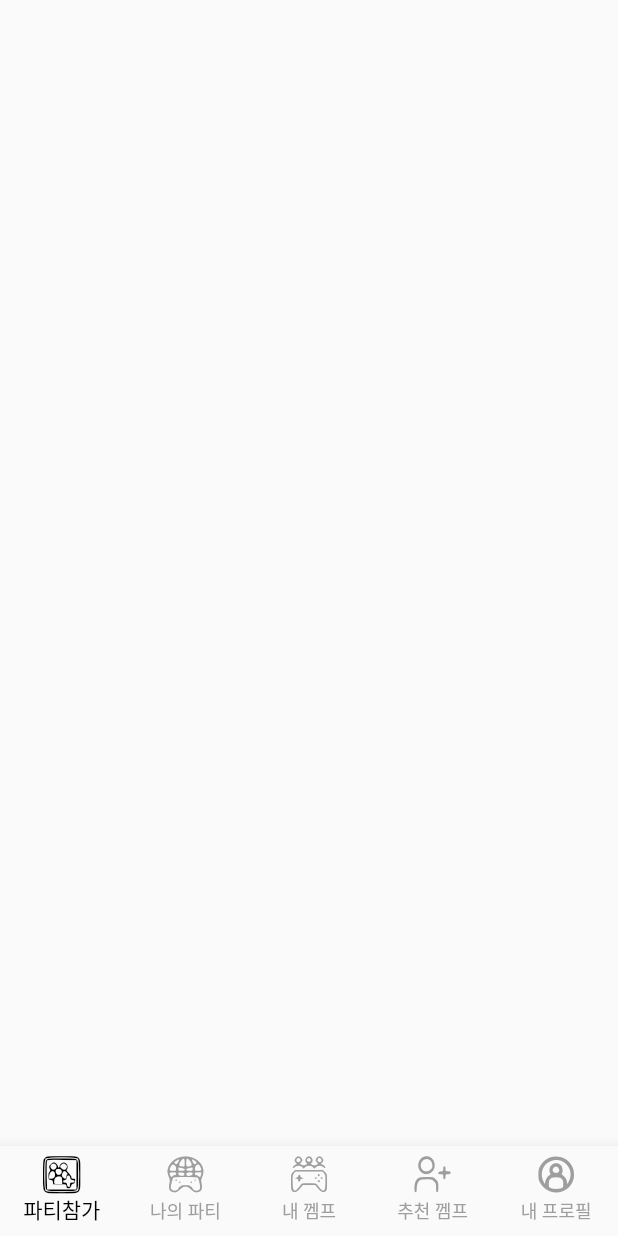
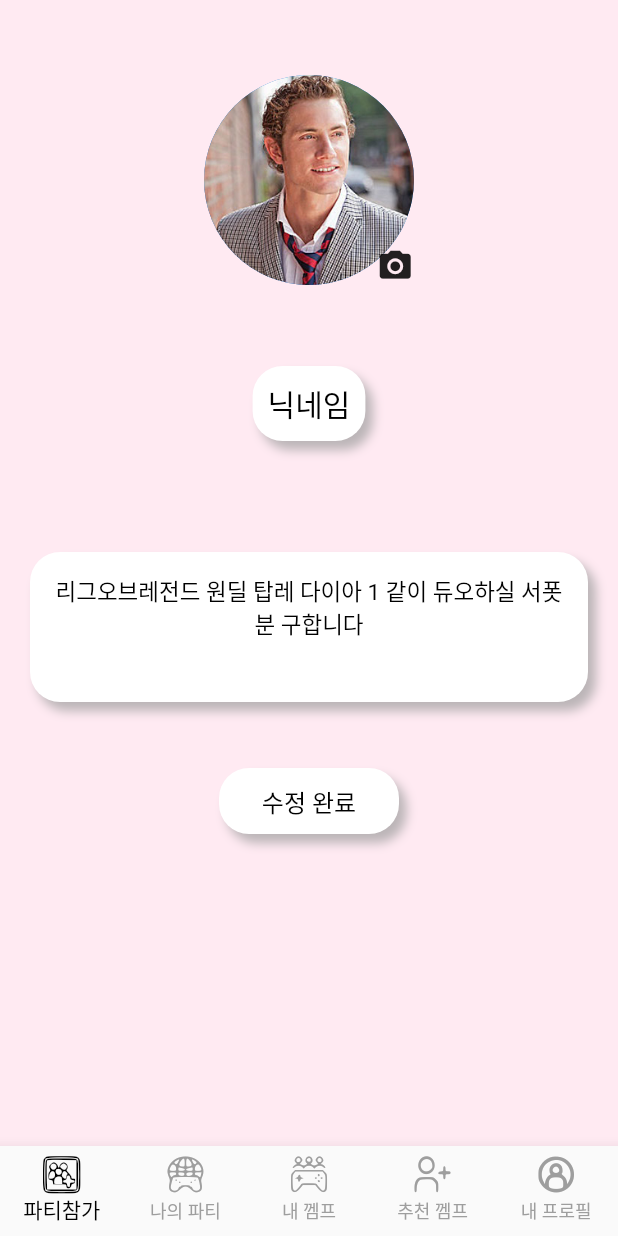
Before and after one commit to bigjang77/btn_ex, a Flutter app: the screen it shows after launch, on a phone screen of 412 x 824 dp. Run offline on Flutter 3.47's test engine with Material 2 defaults, Android fonts, the light colour scheme and no system bars; our stand-ins replace flutter_rating_bar, image_picker; project files that could hold a hidden picture were left out.

Commit message:
프로필 1차 완료

```diff
--- a/lib/components/bottom_navigator.dart
+++ b/lib/components/bottom_navigator.dart
@@ -1,5 +1,6 @@
 import 'package:flutter/material.dart';
 import 'package:my_gamf_ex/components/custom_icons_icons.dart';
+import 'package:my_gamf_ex/views/pages/profile/my_profile.dart';
 
 class BottomNavigator extends StatefulWidget {
   const BottomNavigator({Key? key}) : super(key: key);
@@ -10,21 +11,6 @@ class BottomNavigator extends StatefulWidget {
 
 class _BottomNavigatorState extends State<BottomNavigator> {
   int _selectedIndex = 0;
-  static const TextStyle optionStyle = TextStyle(fontSize: 30, fontWeight: FontWeight.bold);
-  static const List<Widget> _widgetOptions = <Widget>[
-    Text(
-      'Index 0: Home',
-      style: optionStyle,
-    ),
-    Text(
-      'Index 1: Business',
-      style: optionStyle,
-    ),
-    Text(
-      'Index 2: School',
-      style: optionStyle,
-    ),
-  ];
 
   void _onItemTapped(int index) {
     setState(() {
@@ -34,7 +20,19 @@ class _BottomNavigatorState extends State<BottomNavigator> {
 
   @override
   Widget build(BuildContext context) {
-    return Scaffold(
+    return SizedBox(
+      height: 60,
+      child: Scaffold(
+        // body: IndexedStack(
+        //   index: _selectedIndex,
+        //   children: [
+        //     Center(child: Text("IndexedStack1")),
+        //     Center(child: Text("IndexedStack2")),
+        //     Center(child: Text("IndexedStack3")),
+        //     Center(child: Text("IndexedStack4")),
+        //     MyProfile(),
+        //   ],
+        // ),
         bottomNavigationBar: BottomNavigationBar(
           items: const <BottomNavigationBarItem>[
             BottomNavigationBarItem(
@@ -64,6 +62,7 @@ class _BottomNavigatorState extends State<BottomNavigator> {
           type: BottomNavigationBarType.fixed,
           onTap: _onItemTapped,
         ),
+      ),
     );
   }
 }
--- a/lib/main.dart
+++ b/lib/main.dart
@@ -1,5 +1,8 @@
 import 'package:flutter/material.dart';
 import 'package:my_gamf_ex/components/bottom_navigator.dart';
+import 'package:my_gamf_ex/views/pages/profile/my_profile.dart';
+import 'package:my_gamf_ex/views/pages/profile/opponent_profile.dart';
+import 'package:my_gamf_ex/views/pages/profile/update_my_profile.dart';
 
 void main() {
   runApp(const MyApp());
@@ -11,8 +14,9 @@ class MyApp extends StatelessWidget {
   @override
   Widget build(BuildContext context) {
     return MaterialApp(
+      debugShowCheckedModeBanner: false,
       home: Scaffold(
-        body: BottomNavigator(),
+        body: UpdateMyProfile(),
       ),
     );
   }
--- /dev/null
+++ b/lib/views/pages/profile/update_my_profile.dart
@@ -0,0 +1,183 @@
+import 'dart:io';
+
+import 'package:flutter/material.dart';
+import 'package:image_picker/image_picker.dart';
+import 'package:my_gamf_ex/components/bottom_navigator.dart';
+
+import '../../../core/color.dart';
+
+class UpdateMyProfile extends StatefulWidget {
+  const UpdateMyProfile({Key? key}) : super(key: key);
+
+  @override
+  State<UpdateMyProfile> createState() => _UpdateMyProfileState();
+}
+
+class _UpdateMyProfileState extends State<UpdateMyProfile> {
+  File? _imageFile;
+  final ImagePicker _picker = ImagePicker();
+
+  @override
+  Widget build(BuildContext context) {
+    return Scaffold(
+      backgroundColor: kPrimaryColor,
+      body: Center(
+        child: Column(
+          children: [
+            SizedBox(height: 50),
+            Stack(
+              children: [
+                CircleAvatar(
+                  radius: 70,
+                  backgroundImage: AssetImage("assets/images/20.jpg"),
+                ),
+                Positioned(
+                    bottom: 0,
+                    right: 0,
+                    child: InkWell(
+                      onTap: () {
+                        showModalBottomSheet(context: context, builder: (builder) => _bottomSheet());
+                      },
+                      child: Icon(
+                        Icons.camera_alt,
+                        size: 25,
+                      ),
+                    ))
+              ],
+            ),
+            SizedBox(height: 50),
+            _nickName(),
+            SizedBox(height: 50),
+            _introduce(),
+            SizedBox(height: 20),
+            _updateProfileButton(),
+          ],
+        ),
+      ),
+      bottomNavigationBar: BottomNavigator(),
+    );
+  }
+
+  Widget _updateProfileButton() {
+    return Container(
+      width: 120,
+      margin: EdgeInsets.all(4),
+      padding: EdgeInsets.all(10),
+      decoration: BoxDecoration(
+        boxShadow: [
+          BoxShadow(
+            color: Colors.grey.withOpacity(0.7),
+            blurRadius: 5,
+            spreadRadius: 0,
+            offset: Offset(5, 6),
+          ),
+        ],
+        borderRadius: BorderRadius.circular(20),
+        color: Colors.white,
+      ),
+      child: Text(
+        "수정 완료",
+        textAlign: TextAlign.center,
+        style: TextStyle(fontSize: 16, color: Colors.black),
+      ),
+    );
+  }
+
+  Widget _introduce() {
+    return Container(
+      width: double.infinity,
+      height: 100,
+      margin: EdgeInsets.all(20),
+      padding: EdgeInsets.all(15),
+      decoration: BoxDecoration(
+        boxShadow: [
+          BoxShadow(
+            color: Colors.grey.withOpacity(0.7),
+            blurRadius: 5,
+            spreadRadius: 0,
+            offset: Offset(5, 6),
+          ),
+        ],
+        borderRadius: BorderRadius.circular(20),
+        color: Colors.white,
+      ),
+      child: Text(
+        "리그오브레전드 원딜 탑레 다이아 1 같이 듀오하실 서폿분 구합니다",
+        textAlign: TextAlign.center,
+        style: TextStyle(fontSize: 15, color: Colors.black),
+      ),
+    );
+  }
+
+  Widget _nickName() {
+    return Container(
+      margin: EdgeInsets.all(4),
+      padding: EdgeInsets.all(10),
+      decoration: BoxDecoration(
+        boxShadow: [
+          BoxShadow(
+            color: Colors.grey.withOpacity(0.7),
+            blurRadius: 5,
+            spreadRadius: 0,
+            offset: Offset(5, 6),
+          ),
+        ],
+        borderRadius: BorderRadius.circular(20),
+        color: Colors.white,
+      ),
+      child: Text(
+        "닉네임",
+        style: TextStyle(fontSize: 20, color: Colors.black),
+      ),
+    );
+  }
+
+  Widget _bottomSheet() {
+    return Container(
+      height: 100,
+      width: MediaQuery.of(context).size.width,
+      margin: EdgeInsets.symmetric(horizontal: 20, vertical: 20),
+      child: Column(
+        children: [
+          Text(
+            "choose Profile photo",
+            style: TextStyle(fontSize: 20),
+          ),
+          SizedBox(height: 20),
+          Row(
+            mainAxisAlignment: MainAxisAlignment.spaceBetween,
+            children: [
+              TextButton.icon(
+                onPressed: () {
+                  takePhoto(ImageSource.camera);
+                },
+                icon: Icon(Icons.camera),
+                label: Text(
+                  "Camera",
+                  style: TextStyle(fontSize: 20),
+                ),
+              ),
+              TextButton.icon(
+                onPressed: () {
+                  takePhoto(ImageSource.gallery);
+                },
+                icon: Icon(Icons.photo_library),
+                label: Text(
+                  "Gallery",
+                  style: TextStyle(fontSize: 20),
+                ),
+              )
+            ],
+          )
+        ],
+      ),
+    );
+  }
+
+  Future takePhoto(ImageSource source) async {
+    final image = await _picker.pickImage(source: source);
+    setState(() {
+      _imageFile = File(image!.path);
+    });
+  }
+}
--- a/pubspec.yaml
+++ b/pubspec.yaml
@@ -36,6 +36,8 @@ dependencies:
   # The following adds the Cupertino Icons font to your application.
   # Use with the CupertinoIcons class for iOS style icons.
   cupertino_icons: ^1.0.2
+  flutter_rating_bar: ^4.0.1
+  image_picker: ^0.8.6
 
 dev_dependencies:
   flutter_test:
@@ -61,7 +63,7 @@ flutter:
 
   # To add assets to your application, add an assets section, like this:
   assets:
-    - assets/logo/
+    - assets/images/
     - assets/fonts/
 
   # An image asset can refer to one or more resolution-specific "variants", see
```
Also changed, not shown: lib/core/color.dart (added, +8 -0 lines), lib/views/pages/profile/my_profile.dart (added, +158 -0 lines), lib/views/pages/profile/opponent_profile.dart (added, +252 -0 lines), assets/images/20.jpg (added), assets/images/41.jpg (added), assets/images/76.jpg (added), assets/images/cart1.png (added), assets/images/cart2.png (added), assets/logo/나의파티.svg (deleted), assets/logo/내깸프.svg (deleted), assets/logo/내프로필.svg (deleted), assets/logo/추천껨프.svg (deleted), assets/logo/파티참가.svg (deleted), pubspec.lock. Lines whose indentation alone changed are shown as unchanged.
